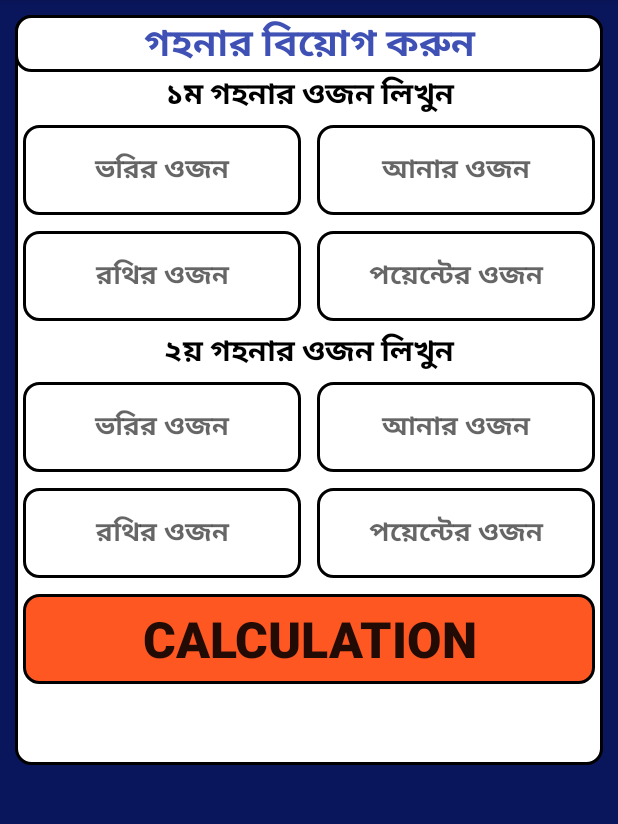
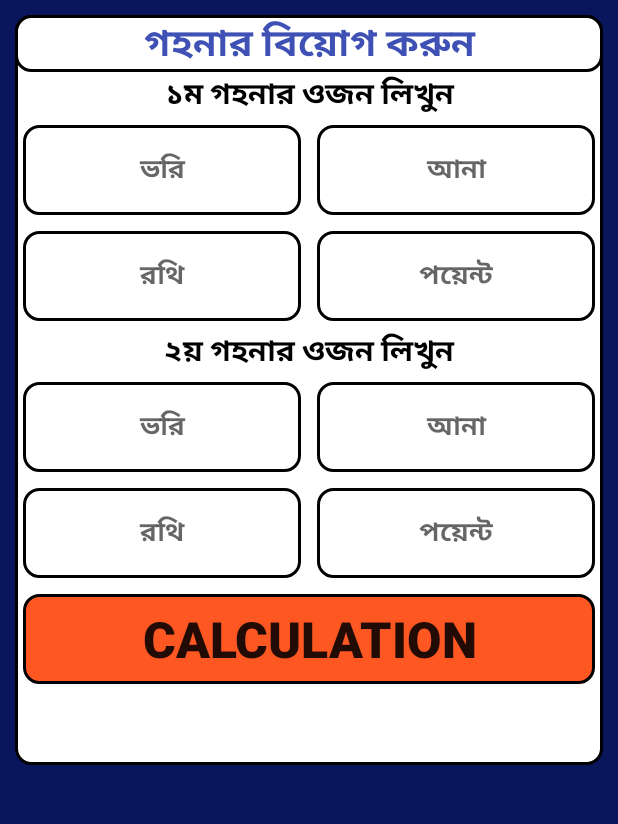
Before and after one commit to hridoykrisnadas/Jwelers_Calculator_Old, an Android app: the Sub_Activity screen opened directly, with no data from a screen before it, on a phone screen of 412 x 824 dp, the part 84-908 px from its top. Run offline under Robolectric (Android 15) with nearby library versions, the phone set to English and light mode, and no system bars.

Commit message:
Sub Update

```diff
--- a/app/src/main/res/layout/activity_sub.xml
+++ b/app/src/main/res/layout/activity_sub.xml
@@ -51,7 +51,7 @@
                     android:layout_weight="1"
                     android:background="@drawable/edi_text_border"
                     android:gravity="center"
-                    android:hint="ভরির ওজন"
+                    android:hint="ভরি"
                     android:inputType="number"
                     android:textStyle="bold" />
 
@@ -63,7 +63,7 @@
                     android:layout_weight="1"
                     android:background="@drawable/edi_text_border"
                     android:gravity="center"
-                    android:hint="আনার ওজন"
+                    android:hint="আনা"
                     android:inputType="number"
                     android:textStyle="bold" />
 
@@ -83,7 +83,7 @@
                     android:layout_weight="1"
                     android:background="@drawable/edi_text_border"
                     android:gravity="center"
-                    android:hint="রথির ওজন"
+                    android:hint="রথি"
                     android:inputType="number"
                     android:textStyle="bold" />
 
@@ -95,7 +95,7 @@
                     android:layout_weight="1"
                     android:background="@drawable/edi_text_border"
                     android:gravity="center"
-                    android:hint="পয়েন্টের ওজন"
+                    android:hint="পয়েন্ট"
                     android:inputType="number"
                     android:textStyle="bold" />
 
@@ -124,7 +124,7 @@
                     android:layout_weight="1"
                     android:background="@drawable/edi_text_border"
                     android:gravity="center"
-                    android:hint="ভরির ওজন"
+                    android:hint="ভরি"
                     android:inputType="number"
                     android:textStyle="bold" />
 
@@ -136,7 +136,7 @@
                     android:layout_weight="1"
                     android:background="@drawable/edi_text_border"
                     android:gravity="center"
-                    android:hint="আনার ওজন"
+                    android:hint="আনা"
                     android:inputType="number"
                     android:textStyle="bold" />
 
@@ -156,7 +156,7 @@
                     android:layout_weight="1"
                     android:background="@drawable/edi_text_border"
                     android:gravity="center"
-                    android:hint="রথির ওজন"
+                    android:hint="রথি"
                     android:inputType="number"
                     android:textStyle="bold" />
 
@@ -168,7 +168,7 @@
                     android:layout_weight="1"
                     android:background="@drawable/edi_text_border"
                     android:gravity="center"
-                    android:hint="পয়েন্টের ওজন"
+                    android:hint="পয়েন্ট"
                     android:inputType="number"
                     android:textStyle="bold" />
 
```
Also changed, not shown: app/src/main/res/layout/activity_sum.xml (+8 -8 lines).
